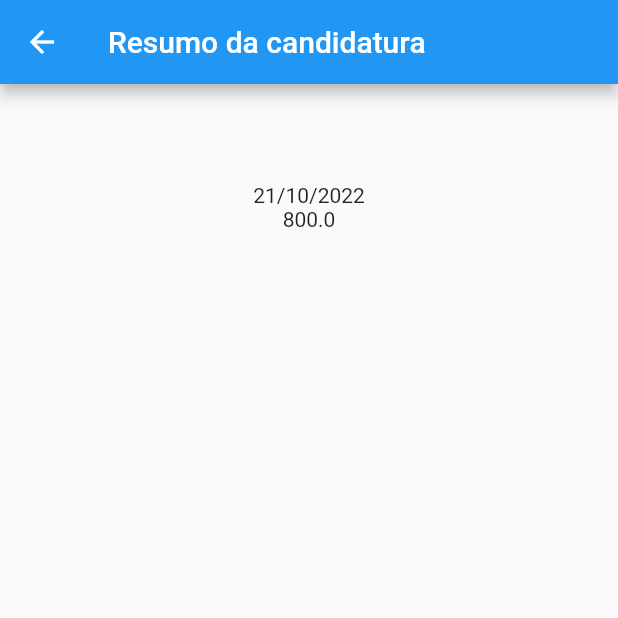
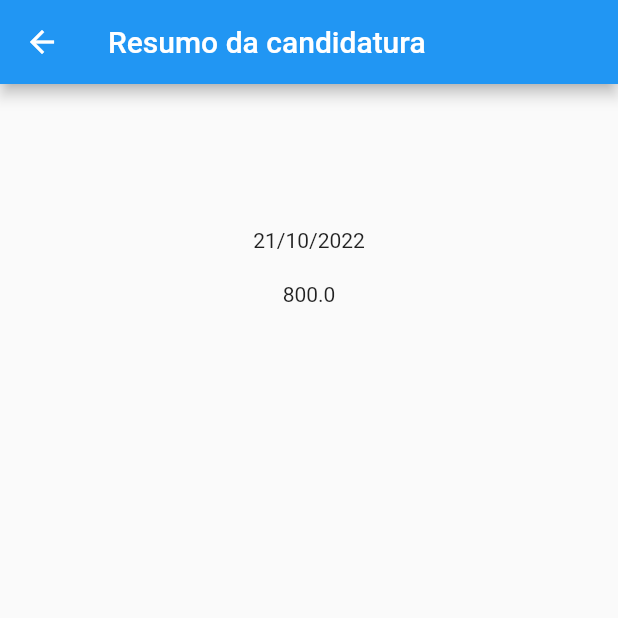
Before and after one commit to AFMSB/formAula, a Flutter app: the screen it shows after launch, after a tap on "Submeter", on a phone screen of 412 x 824 dp, the top half of it. Run offline on Flutter 3.47's test engine with Material 2 defaults, Android fonts, the phone set to English and light mode, and no system bars.

Commit message:
Correcting keyboard overflow error

```diff
--- a/lib/screens/form.dart
+++ b/lib/screens/form.dart
@@ -38,10 +38,12 @@ class _MyFormState extends State<MyForm> {
         body: Form(
           key: _formKey,
           child: Center(
-            child: Padding(
-              padding: const EdgeInsets.all(20),
+            child: Align(
+              alignment: Alignment.topCenter,
+              child: SingleChildScrollView(
+                padding: const EdgeInsets.all(10),
                 child: Column(
-                mainAxisAlignment: MainAxisAlignment.spaceAround,
+                  mainAxisAlignment: MainAxisAlignment.start,
                   children: <Widget>[
                     TextFormField(
                       decoration: const InputDecoration(
@@ -53,6 +55,9 @@ class _MyFormState extends State<MyForm> {
                           nome = value;
                         });
                       },
+                    ),
+                    const SizedBox(
+                      height: 20,
                     ),
                     TextFormField(
                       decoration: InputDecoration(
@@ -73,6 +78,9 @@ class _MyFormState extends State<MyForm> {
                       },
                       maxLines: 10,
                     ),
+                    const SizedBox(
+                      height: 20,
+                    ),
                     MyDatePicker(
                         data: data,
                         onChanged: (value) {
@@ -80,6 +88,9 @@ class _MyFormState extends State<MyForm> {
                             data = value;
                           });
                         }),
+                    const SizedBox(
+                      height: 20,
+                    ),
                     MySlider(
                         value: expectativa,
                         onChanged: (value) {
@@ -87,6 +98,9 @@ class _MyFormState extends State<MyForm> {
                             expectativa = value;
                           });
                         }),
+                    const SizedBox(
+                      height: 20,
+                    ),
                     TextFormField(
                       decoration: const InputDecoration(
                         filled: true,
@@ -99,6 +113,9 @@ class _MyFormState extends State<MyForm> {
                         });
                       },
                     ),
+                    const SizedBox(
+                      height: 20,
+                    ),
                     TextFormField(
                       decoration: const InputDecoration(
                         filled: true,
@@ -110,6 +127,9 @@ class _MyFormState extends State<MyForm> {
                           linkedin = value;
                         });
                       },
+                    ),
+                    const SizedBox(
+                      height: 20,
                     ),
                     ElevatedButton(
                         onPressed: () {
@@ -130,6 +150,7 @@ class _MyFormState extends State<MyForm> {
                 ),
               ),
             ),
+          ),
         ) // This trailing comma makes auto-formatting nicer for build methods.
         );
   }
--- a/lib/screens/result_page.dart
+++ b/lib/screens/result_page.dart
@@ -15,7 +15,14 @@ class ResultPage extends StatelessWidget {
         child: Padding(
             padding: const EdgeInsets.only(left: 20, right: 20, top: 50),
             child: Column(
-              children: candidatura.map((e) => Text(e)).toList(),
+              children: candidatura
+                  .map(
+                    (e) => Padding(
+                      padding: const EdgeInsets.all(10),
+                      child: Text(e),
+                    ),
+                  )
+                  .toList(),
             )),
       ), // This trailing comma makes auto-formatting nicer for build methods.
     );
```
Lines whose indentation alone changed are shown as unchanged.
